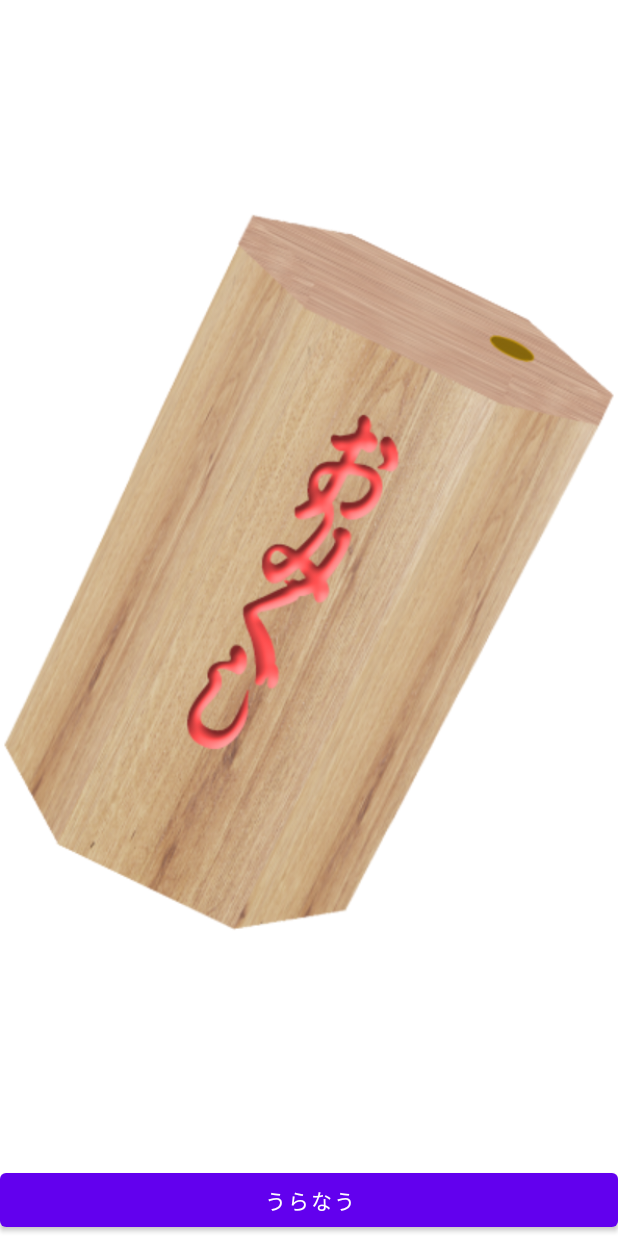
After one commit to 2n0k460/Gumikuji, an Android app: the layout omikuji.xml on its own in the app's theme, with its tools: preview values and no code run, on a phone screen of 412 x 824 dp. The commit adds this screen. Run offline under Robolectric (Android 15) with nearby library versions, the phone set to English and light mode, and no system bars.

Commit message:
add images

```diff
--- /dev/null
+++ b/app/src/main/res/layout/omikuji.xml
@@ -0,0 +1,21 @@
+<?xml version="1.0" encoding="utf-8"?>
+<LinearLayout xmlns:android="http://schemas.android.com/apk/res/android"
+    xmlns:app="http://schemas.android.com/apk/res-auto"
+    android:layout_width="match_parent"
+    android:layout_height="match_parent"
+    android:gravity="center_horizontal|center_vertical"
+    android:orientation="vertical">
+
+    <ImageView
+        android:id="@+id/imageView"
+        android:layout_width="match_parent"
+        android:layout_height="wrap_content"
+        android:layout_weight="1"
+        app:srcCompat="@drawable/omikuji1" />
+
+    <Button
+        android:id="@+id/button"
+        android:layout_width="match_parent"
+        android:layout_height="wrap_content"
+        android:text="@string/bt_action" />
+</LinearLayout>
--- a/app/src/main/res/values/strings.xml
+++ b/app/src/main/res/values/strings.xml
@@ -1,3 +1,4 @@
 <resources>
     <string name="app_name">グミくじ</string>
+    <string name="bt_action">うらなう</string>
 </resources>
```
Also changed, not shown: app/src/main/res/drawable/logo.png (added), app/src/main/res/drawable/omikuji1.png (added), app/src/main/res/drawable/omikuji2.png (added), app/src/main/res/drawable/result1.png (added), app/src/main/res/drawable/result2.png (added), app/src/main/res/drawable/result3.png (added).
